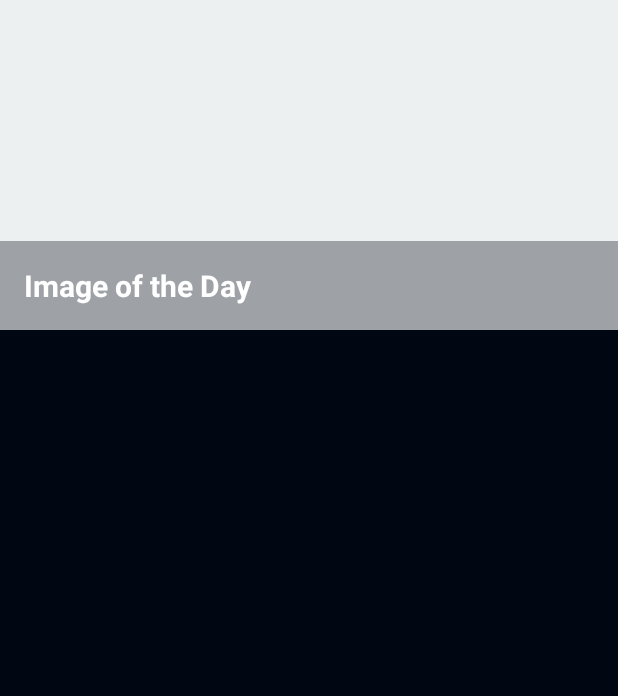
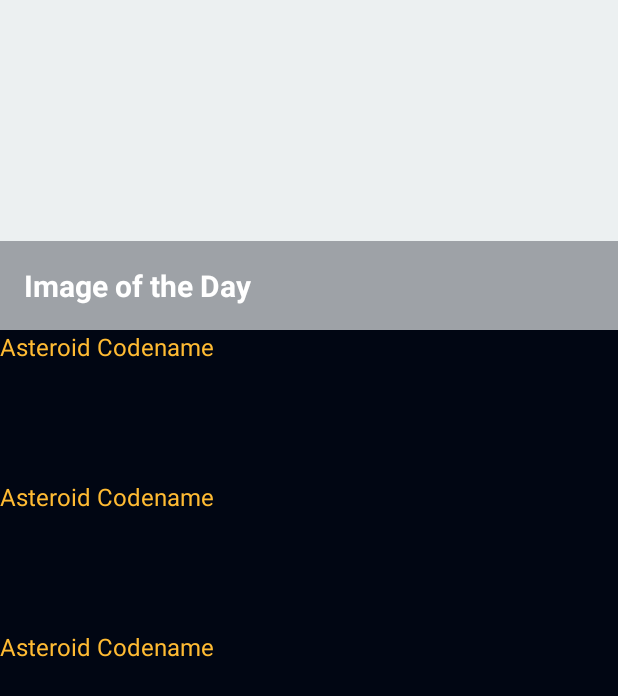
Before and after one commit to murielg/asteroid-radar, an Android app: the layout fragment_main.xml on its own in the app's theme, with its tools: preview values and no code run, on a phone screen of 412 x 824 dp. Shown: the top 696 px of the screen. Run offline under Robolectric (Android 15) with nearby library versions, the phone set to English and light mode, and no system bars.

Commit message:
recyclerview wip

```diff
--- a/AsteroidRadarApp/app/src/main/java/com/gonzoapps/asteroidradar/database/AsteroidDatabaseDao.kt
+++ b/AsteroidRadarApp/app/src/main/java/com/gonzoapps/asteroidradar/database/AsteroidDatabaseDao.kt
@@ -8,7 +8,7 @@ import androidx.room.Query
 
 @Dao
 interface AsteroidDatabaseDao {
-    @Query("select * from databaseasteroid ORDER BY close_approach_date DESC")
+    @Query("select * from databaseasteroid ORDER BY close_approach_date ASC")
     fun getAsteroids(): LiveData<List<DatabaseAsteroid>>
 
     @Insert(onConflict = OnConflictStrategy.REPLACE)
--- a/AsteroidRadarApp/app/src/main/res/layout/fragment_main.xml
+++ b/AsteroidRadarApp/app/src/main/res/layout/fragment_main.xml
@@ -1,6 +1,7 @@
 <?xml version="1.0" encoding="utf-8"?>
 <layout xmlns:android="http://schemas.android.com/apk/res/android"
-    xmlns:app="http://schemas.android.com/apk/res-auto">
+    xmlns:app="http://schemas.android.com/apk/res-auto"
+    xmlns:tools="http://schemas.android.com/tools">
 
     <data>
         <variable
@@ -47,13 +48,15 @@
             android:id="@+id/asteroid_recycler"
             android:layout_width="0dp"
             android:layout_height="0dp"
-            app:layoutManager="androidx.recyclerview.widget.LinearLayoutManager"
             app:layout_constraintBottom_toBottomOf="parent"
             app:layout_constraintEnd_toEndOf="parent"
             app:layout_constraintHorizontal_bias="0.0"
             app:layout_constraintStart_toStartOf="parent"
             app:layout_constraintTop_toBottomOf="@+id/activity_main_image_of_the_day_layout"
-            app:layout_constraintVertical_bias="0.0" />
+            app:layout_constraintVertical_bias="0.0"
+            tools:listitem="@layout/list_asteroid_item"
+
+            />
 
         <ProgressBar
             android:id="@+id/status_loading_wheel"
--- /dev/null
+++ b/AsteroidRadarApp/app/src/main/res/layout/list_asteroid_item.xml
@@ -0,0 +1,25 @@
+<?xml version="1.0" encoding="utf-8"?>
+<layout
+    xmlns:android="http://schemas.android.com/apk/res/android"
+    xmlns:tools="http://schemas.android.com/tools">
+    <data>
+        <variable
+            name="asteroid"
+            type="com.gonzoapps.asteroidradar.domain.Asteroid" />
+    </data>
+    <LinearLayout
+        android:layout_width="match_parent"
+        android:layout_height="100dp"
+        android:orientation="vertical"
+        >
+        <TextView
+            android:layout_width="match_parent"
+            android:layout_height="wrap_content"
+            tools:text="Asteroid Codename"
+            android:text="@{asteroid.codename}"
+            android:textSize="16sp"
+            android:textColor="@android:color/holo_orange_light"
+            />
+    </LinearLayout>
+
+</layout>
```
Also changed, not shown: AsteroidRadarApp/app/src/main/java/com/gonzoapps/asteroidradar/ui/main/AsteroidAdapter.kt (+51 -0 lines), AsteroidRadarApp/app/src/main/java/com/gonzoapps/asteroidradar/ui/main/MainFragment.kt (+32 -4 lines), AsteroidRadarApp/app/src/main/java/com/gonzoapps/asteroidradar/ui/main/MainViewModel.kt (+10 -8 lines).
